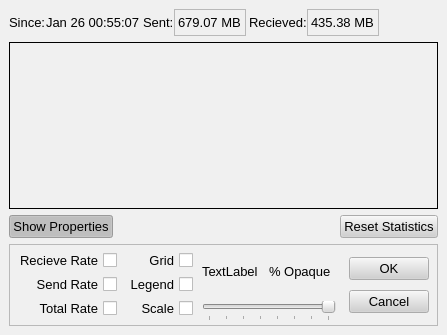
Old version of the form src/gui/bwgraph/bwgraph.ui in the repository a-ilin/vidalia.
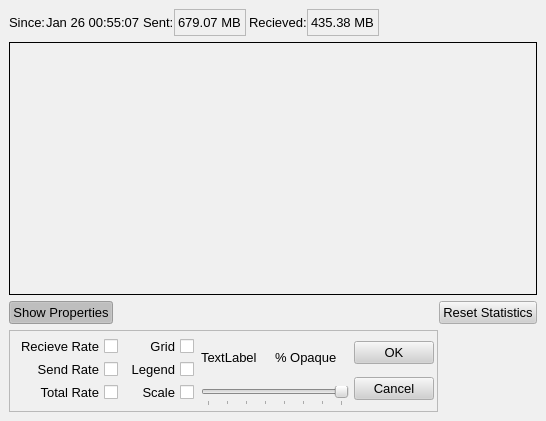
New version of the form. Icons and pictures are not drawn.

Commit message:
Still trying to get buttons to look standard on Mac.
svn:r191

The edit to the form file:
```diff
--- a/src/gui/bwgraph/bwgraph.ui
+++ b/src/gui/bwgraph/bwgraph.ui
@@ -8,8 +8,8 @@
    <rect>
     <x>0</x>
     <y>0</y>
-    <width>445</width>
-    <height>335</height>
+    <width>546</width>
+    <height>421</height>
    </rect>
   </property>
   <property name="palette" >
@@ -297,14 +297,14 @@
   <property name="windowIcon" >
    <iconset resource="..\res\vidalia.qrc" >:/images/tor_logo16.png</iconset>
   </property>
-  <layout class="QGridLayout" >
+  <layout class="QVBoxLayout" >
    <property name="margin" >
     <number>9</number>
    </property>
    <property name="spacing" >
     <number>6</number>
    </property>
-   <item row="0" column="0" >
+   <item>
     <layout class="QHBoxLayout" >
      <property name="margin" >
       <number>0</number>
@@ -538,7 +538,37 @@
      </item>
     </layout>
    </item>
-   <item row="2" column="0" >
+   <item>
+    <widget class="QFrame" name="grmGraph" >
+     <property name="minimumSize" >
+      <size>
+       <width>429</width>
+       <height>111</height>
+      </size>
+     </property>
+     <property name="font" >
+      <font>
+       <family>Arial</family>
+       <pointsize>8</pointsize>
+       <weight>50</weight>
+       <italic>false</italic>
+       <bold>false</bold>
+       <underline>false</underline>
+       <strikeout>false</strikeout>
+      </font>
+     </property>
+     <property name="contextMenuPolicy" >
+      <enum>Qt::CustomContextMenu</enum>
+     </property>
+     <property name="frameShape" >
+      <enum>QFrame::Box</enum>
+     </property>
+     <property name="frameShadow" >
+      <enum>QFrame::Plain</enum>
+     </property>
+    </widget>
+   </item>
+   <item>
     <layout class="QHBoxLayout" >
      <property name="margin" >
       <number>0</number>
@@ -627,37 +657,7 @@
      </item>
     </layout>
    </item>
-   <item row="1" column="0" >
-    <widget class="QFrame" name="grmGraph" >
-     <property name="minimumSize" >
-      <size>
-       <width>429</width>
-       <height>111</height>
-      </size>
-     </property>
-     <property name="font" >
-      <font>
-       <family>Arial</family>
-       <pointsize>8</pointsize>
-       <weight>50</weight>
-       <italic>false</italic>
-       <bold>false</bold>
-       <underline>false</underline>
-       <strikeout>false</strikeout>
-      </font>
-     </property>
-     <property name="contextMenuPolicy" >
-      <enum>Qt::CustomContextMenu</enum>
-     </property>
-     <property name="frameShape" >
-      <enum>QFrame::Box</enum>
-     </property>
-     <property name="frameShadow" >
-      <enum>QFrame::Plain</enum>
-     </property>
-    </widget>
-   </item>
-   <item row="3" column="0" >
+   <item>
     <widget class="QFrame" name="frmProperties" >
      <property name="sizePolicy" >
       <sizepolicy>
@@ -690,10 +690,10 @@
      </property>
      <layout class="QHBoxLayout" >
       <property name="margin" >
-       <number>2</number>
+       <number>3</number>
       </property>
       <property name="spacing" >
-       <number>5</number>
+       <number>3</number>
       </property>
       <item>
        <layout class="QHBoxLayout" >
@@ -1001,30 +1001,13 @@
       <item>
        <layout class="QVBoxLayout" >
         <property name="margin" >
-         <number>6</number>
+         <number>0</number>
         </property>
         <property name="spacing" >
          <number>6</number>
         </property>
         <item>
          <widget class="QPushButton" name="btnOK" >
-          <property name="maximumSize" >
-           <size>
-            <width>16777215</width>
-            <height>16777215</height>
-           </size>
-          </property>
-          <property name="font" >
-           <font>
-            <family>Arial</family>
-            <pointsize>10</pointsize>
-            <weight>50</weight>
-            <italic>false</italic>
-            <bold>false</bold>
-            <underline>false</underline>
-            <strikeout>false</strikeout>
-           </font>
-          </property>
           <property name="contextMenuPolicy" >
            <enum>Qt::NoContextMenu</enum>
           </property>
@@ -1035,23 +1018,6 @@
         </item>
         <item>
          <widget class="QPushButton" name="btnCancel" >
-          <property name="maximumSize" >
-           <size>
-            <width>16777215</width>
-            <height>16777215</height>
-           </size>
-          </property>
-          <property name="font" >
-           <font>
-            <family>Arial</family>
-            <pointsize>10</pointsize>
-            <weight>50</weight>
-            <italic>false</italic>
-            <bold>false</bold>
-            <underline>false</underline>
-            <strikeout>false</strikeout>
-           </font>
-          </property>
           <property name="contextMenuPolicy" >
            <enum>Qt::NoContextMenu</enum>
           </property>
```
